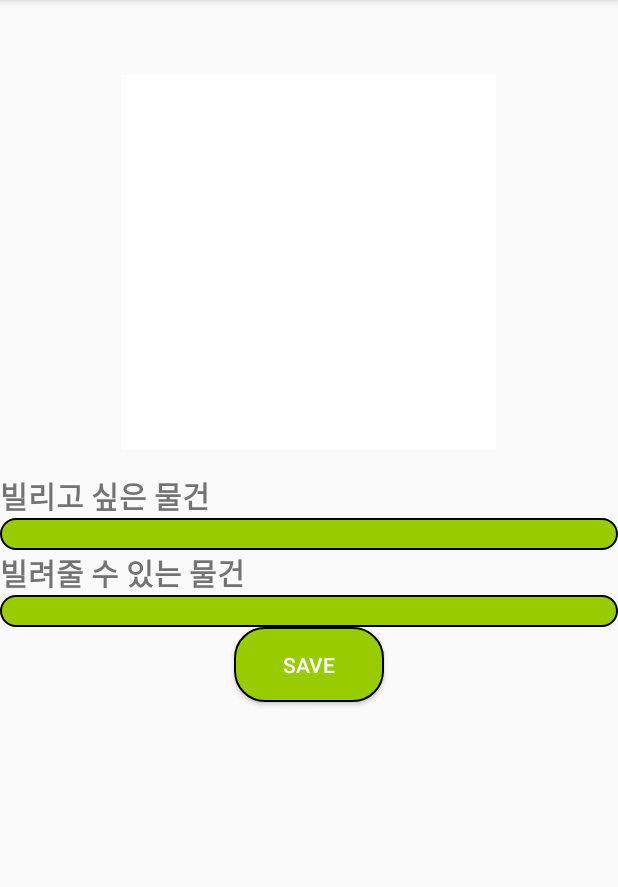
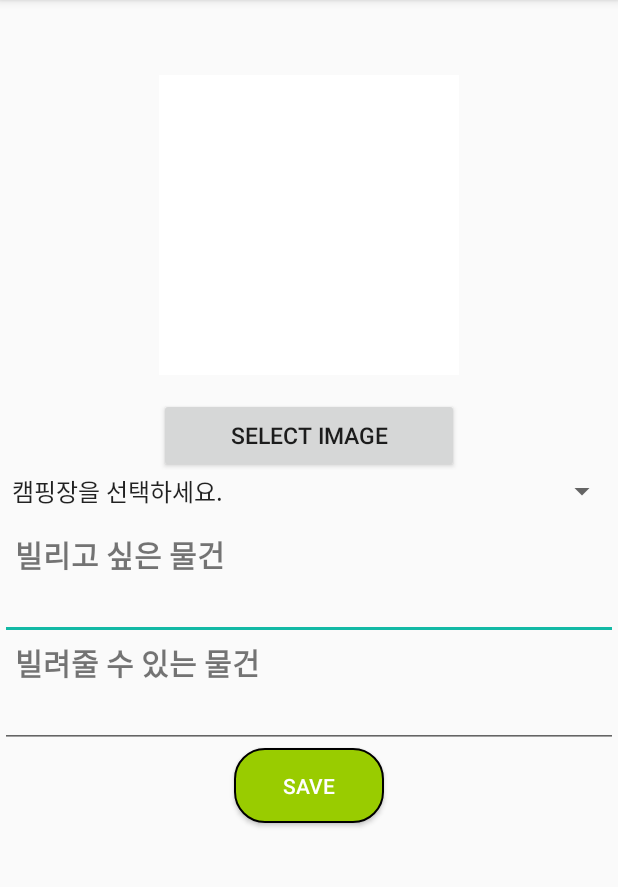
Before and after one commit to 2018SeoulMobilePlatform/EnDorphine, an Android app: the Chat_Content screen opened directly, with no data from a screen before it, on a phone screen of 412 x 824 dp, the part 84-971 px from its top. Run offline under Robolectric (Android 15) with nearby library versions, the phone set to English and light mode, and no system bars.

Commit message:
채팅방 개설 시 캠핑장 별로 콤보박스 구현

```diff
--- a/app/src/main/java/endorphine/icampyou/ExchangeMenu/Chat_Content.java
+++ b/app/src/main/java/endorphine/icampyou/ExchangeMenu/Chat_Content.java
@@ -12,9 +12,11 @@ import android.support.v7.app.AppCompatActivity;
 import android.os.Bundle;
 import android.util.Log;
 import android.view.View;
+import android.widget.ArrayAdapter;
 import android.widget.Button;
 import android.widget.EditText;
 import android.widget.ImageView;
+import android.widget.Spinner;
 import android.widget.Toast;
 
 import java.io.ByteArrayOutputStream;
@@ -35,6 +37,8 @@ public class Chat_Content extends AppCompatActivity {
     private int id_view;
     private String absolutePath;
 
+    Spinner camp_kind;
+
     //add
     String mCurrentPhotoPath;
 
@@ -42,6 +46,12 @@ public class Chat_Content extends AppCompatActivity {
     protected void onCreate(Bundle savedInstanceState) {
         super.onCreate(savedInstanceState);
         setContentView(R.layout.activity_chat__content);
+
+        //콤보 박스
+        camp_kind = (Spinner) findViewById(R.id.camp_combobox);
+        ArrayAdapter<CharSequence> adapter = ArrayAdapter.createFromResource(this,R.array.camp_kind, android.R.layout.simple_spinner_item);
+        adapter.setDropDownViewResource(android.R.layout.simple_spinner_dropdown_item);
+        camp_kind.setAdapter(adapter);
 
         m_userPhoto = (ImageView) findViewById(R.id.user_image);
 
--- a/app/src/main/java/endorphine/icampyou/ExchangeMenu/ChattingList_Fragment.java
+++ b/app/src/main/java/endorphine/icampyou/ExchangeMenu/ChattingList_Fragment.java
@@ -20,6 +20,7 @@ import android.widget.ArrayAdapter;
 import android.widget.Button;
 import android.widget.EditText;
 import android.widget.ListView;
+import android.widget.Spinner;
 import android.widget.TabHost;
 import android.widget.TextView;
 import android.widget.Toast;
@@ -42,7 +43,6 @@ public class ChattingList_Fragment extends BaseFragment {
     ArrayList<Chat_Item> items;
     ChatList_Adapter adapter;
     ListView chatlist_listView;
-
 
     @Override
     public void onCreate(Bundle savedInstanceState){
--- a/app/src/main/res/layout/activity_chat__content.xml
+++ b/app/src/main/res/layout/activity_chat__content.xml
@@ -16,25 +16,29 @@
 
         <ImageView
             android:id="@+id/user_image"
-            android:layout_width="250dp"
-            android:layout_height="250dp"
+            android:layout_width="200dp"
+            android:layout_height="200dp"
             android:adjustViewBounds="true"
             android:layout_gravity="center_horizontal"
             android:background="#FFFF"
             android:layout_marginTop="50dp"
             android:onClick="put_image"/>
 
-        <!--<Button-->
-            <!--android:id="@+id/select_img_btn"-->
-            <!--android:layout_width="200dp"-->
-            <!--android:layout_height="50dp"-->
-            <!--android:layout_marginTop="15dp"-->
-            <!--android:text="Select Image"-->
-            <!--android:textSize="15dp"-->
-            <!--android:layout_gravity="center_horizontal"-->
-            <!--android:background="@drawable/rounded_edittext"-->
-            <!--android:onClick="put_image"-->
-            <!--/>-->
+        <Button
+            android:id="@+id/select_img_btn"
+            android:layout_width="200dp"
+            android:layout_height="50dp"
+            android:layout_marginTop="15dp"
+            android:text="Select Image"
+            android:textSize="15dp"
+            android:layout_gravity="center_horizontal"
+            android:onClick="put_image"
+            />
+
+        <Spinner
+            android:id="@+id/camp_combobox"
+            android:layout_width="match_parent"
+            android:layout_height="wrap_content"/>
 
         <TextView
             android:layout_width="match_parent"
@@ -42,6 +46,7 @@
             android:layout_marginTop="15dp"
             android:id="@+id/need"
             android:text="빌리고 싶은 물건"
+            android:layout_marginLeft="10dp"
             android:textStyle="bold"
             android:textSize="20dp"/>
 
@@ -50,8 +55,6 @@
             android:layout_width="match_parent"
             android:layout_height="wrap_content"
             android:id="@+id/write_need"
-            android:background="@drawable/rounded_login_button"
-            android:textColor="#FFFFFF"
             android:textSize="15dp" />
 
         <TextView
@@ -59,6 +62,7 @@
             android:layout_height="wrap_content"
             android:id="@+id/lettable"
             android:text="빌려줄 수 있는 물건"
+            android:layout_marginLeft="10dp"
             android:textSize="20dp"
             android:textStyle="bold"/>
         <EditText
@@ -67,8 +71,7 @@
             android:layout_height="wrap_content"
             android:id="@+id/write_lettable"
             android:textSize="15dp"
-            android:background="@drawable/rounded_login_button"
-            android:textColor="#FFFFFF"/>
+            />
 
     </LinearLayout>
 
--- a/app/src/main/res/values/camping_name.xml
+++ b/app/src/main/res/values/camping_name.xml
@@ -2,11 +2,11 @@
 <resources>
     <string-array name="camp_kind">
         <item>캠핑장을 선택하세요.</item>
-        <item>초안산</item>
-        <item>난지</item>
-        <item></item>
-        <item>캠핑장을 선택하세요.</item>
-        <item>캠핑장을 선택하세요.</item>
-        <item>캠핑장을 선택하세요.</item>
+        <item>난지 캠핑장</item>
+        <item>서울대공원 캠핑장</item>
+        <item>노을 캠핑장</item>
+        <item>중랑 캠핑장</item>
+        <item>초안산 캠핑장</item>
+        <item>강동 캠핑장</item>
     </string-array>
 </resources>
```
